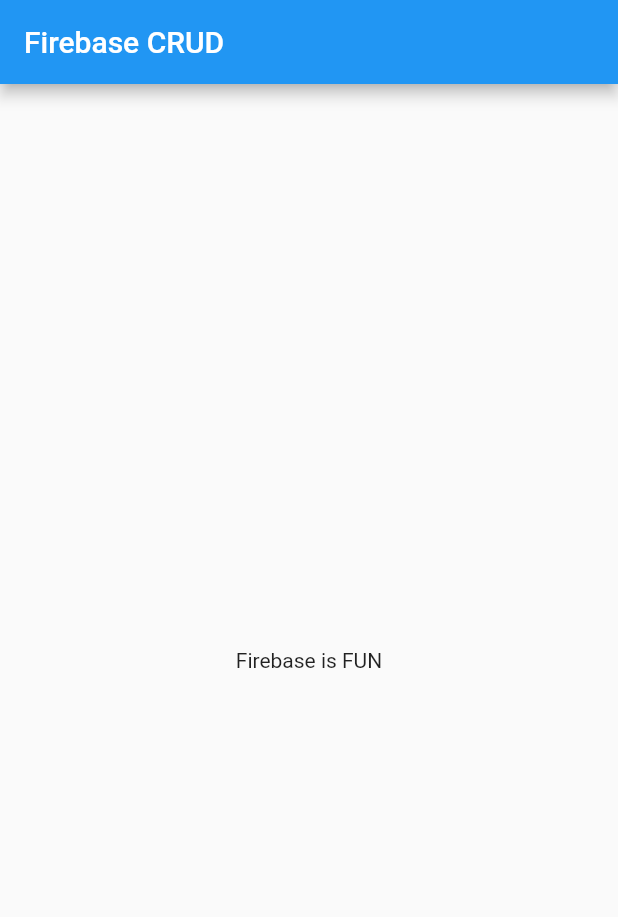
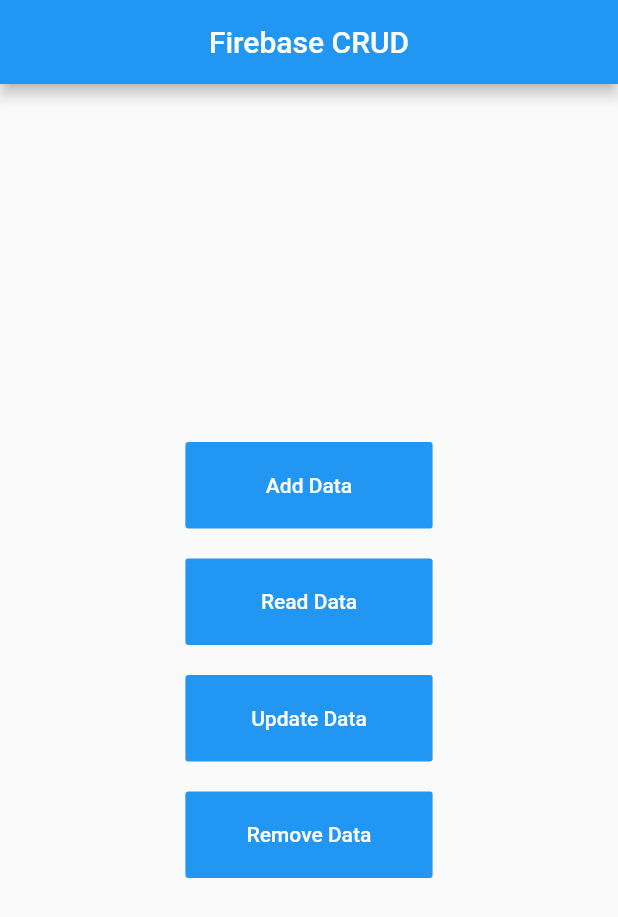
Before and after one commit to UmairJibran/firebase-crud, a Flutter app: the screen it shows after launch, on a phone screen of 412 x 824 dp. Shown: the top 917 px of the screen. Run offline on Flutter 3.47's test engine with Material 2 defaults, Android fonts, the phone set to English and light mode, and no system bars.

Commit message:
added boilerplate code from another github repository

```diff
--- a/lib/main.dart
+++ b/lib/main.dart
@@ -1,3 +1,4 @@
+import 'package:firebase_crud/pages/home_page.dart';
 import 'package:flutter/material.dart';
 
 void main() => runApp(MyApp());
@@ -6,16 +7,7 @@ class MyApp extends StatelessWidget {
   @override
   Widget build(BuildContext context) {
     return MaterialApp(
-      home: Scaffold(
-        appBar: AppBar(
-          title: Text('Firebase CRUD'),
-        ),
-        body: Center(
-          child: Container(
-            child: Text('Firebase is FUN'),
-          ),
-        ),
-      ),
+      home: HomePage(),
     );
   }
 }
--- /dev/null
+++ b/lib/pages/home_page.dart
@@ -0,0 +1,104 @@
+import 'package:flutter/material.dart';
+import '../components/add_data.dart';
+import '../components/read_data.dart';
+import '../components/remove_data.dart';
+import '../components/update_data.dart';
+
+class HomePage extends StatefulWidget {
+  @override
+  _HomePageState createState() => _HomePageState();
+}
+
+class _HomePageState extends State<HomePage> {
+  double height;
+  double width;
+  @override
+  Widget build(BuildContext context) {
+    height = MediaQuery.of(context).size.height;
+    width = MediaQuery.of(context).size.width;
+    return Scaffold(
+      appBar: AppBar(
+        title: Text('Firebase CRUD'),
+        centerTitle: true,
+      ),
+      body: Container(
+        width: width,
+        height: height,
+        child: Column(
+          mainAxisAlignment: MainAxisAlignment.center,
+          crossAxisAlignment: CrossAxisAlignment.center,
+          children: <Widget>[
+            Container(
+              height: height * 0.07,
+              width: width * 0.4,
+              margin: EdgeInsets.symmetric(vertical: 10),
+              child: FlatButton(
+                onPressed: () => addData(context),
+                child: Text(
+                  'Add Data',
+                  style: TextStyle(
+                    color: Colors.white,
+                  ),
+                ),
+                color: Colors.blue,
+              ),
+            ),
+            Container(
+              height: height * 0.07,
+              width: width * 0.4,
+              margin: EdgeInsets.symmetric(vertical: 10),
+              child: FlatButton(
+                onPressed: () => readData(
+                  context,
+                  height: height,
+                  width: width,
+                ),
+                child: Text(
+                  'Read Data',
+                  style: TextStyle(
+                    color: Colors.white,
+                  ),
+                ),
+                color: Colors.blue,
+              ),
+            ),
+            Container(
+              height: height * 0.07,
+              width: width * 0.4,
+              margin: EdgeInsets.symmetric(vertical: 10),
+              child: FlatButton(
+                onPressed: () => updateData(context),
+                child: Text(
+                  'Update Data',
+                  style: TextStyle(
+                    color: Colors.white,
+                  ),
+                ),
+                color: Colors.blue,
+              ),
+            ),
+            Container(
+              height: height * 0.07,
+              width: width * 0.4,
+              margin: EdgeInsets.symmetric(vertical: 10),
+              child: FlatButton(
+                onPressed: () => removeData(
+                  context,
+                  height: height,
+                  width: width,
+                ),
+                child: Text(
+                  'Remove Data',
+                  style: TextStyle(
+                    color: Colors.white,
+                  ),
+                ),
+                color: Colors.blue,
+              ),
+            ),
+          ],
+        ),
+      ),
+    );
+  }
+}
```
Also changed, not shown: lib/components/add_data.dart (added, +56 -0 lines), lib/components/read_data.dart (added, +46 -0 lines), lib/components/remove_data.dart (added, +67 -0 lines), lib/components/update_data.dart (added, +56 -0 lines).
